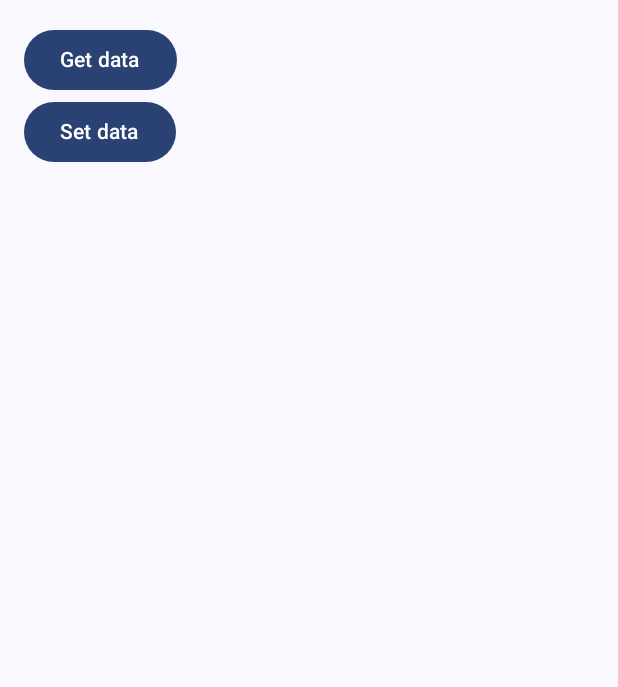
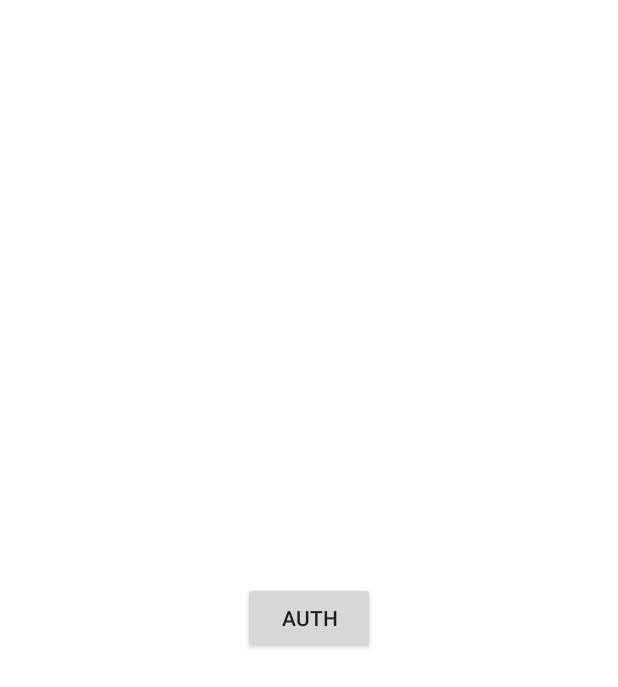
Before and after one commit to mkikets99/LNTU-Messeger-Project, an Android app built with Jetpack Compose: the screen it shows after launch (MainActivity), on a phone screen of 412 x 824 dp. Shown: the top 687 px of the screen. Run offline under Robolectric (Android 15) with nearby library versions, the phone set to English and light mode, and no system bars.

Commit message:
Adapt to xml

```diff
--- a/app/src/main/AndroidManifest.xml
+++ b/app/src/main/AndroidManifest.xml
@@ -16,7 +16,9 @@
             android:name=".MainActivity"
             android:exported="true"
             android:label="@string/title_activity_main"
-            android:theme="@style/Theme.LNTUMessengerProject">
+            android:screenOrientation="portrait"
+            android:theme="@style/Theme.LNTUMessengerProject"
+            tools:ignore="DiscouragedApi,LockedOrientationActivity">
             <intent-filter>
                 <action android:name="android.intent.action.MAIN" />
 
--- a/app/src/main/java/com/github/mkikets99/lntumessengerproject/MainActivity.kt
+++ b/app/src/main/java/com/github/mkikets99/lntumessengerproject/MainActivity.kt
@@ -2,75 +2,26 @@ package com.github.mkikets99.lntumessengerproject
 
 import android.os.Bundle
 import androidx.activity.ComponentActivity
-import androidx.activity.compose.setContent
 import androidx.activity.enableEdgeToEdge
-import androidx.compose.foundation.layout.Column
-import androidx.compose.foundation.layout.fillMaxSize
-import androidx.compose.foundation.layout.padding
-import androidx.compose.material3.Button
-import androidx.compose.material3.Scaffold
-import androidx.compose.material3.Text
-import androidx.compose.runtime.Composable
-import androidx.compose.ui.Modifier
-import androidx.compose.ui.tooling.preview.Preview
-import androidx.compose.ui.unit.dp
-import androidx.lifecycle.viewmodel.compose.viewModel
-import com.github.mkikets99.lntumessengerproject.ui.theme.LNTUMessengerProjectTheme
 
 class MainActivity : ComponentActivity() {
     override fun onCreate(savedInstanceState: Bundle?) {
         super.onCreate(savedInstanceState)
         enableEdgeToEdge()
-        setContent {
-            LNTUMessengerProjectTheme {
-                Scaffold(modifier = Modifier.fillMaxSize()) { innerPadding ->
-//                    Greeting(
-//                        name = "Android",
-//                        modifier = Modifier.padding(innerPadding)
-//                    )
-                    TestMessenger(Modifier.padding(innerPadding))
-                }
-            }
-        }
+        setContentView(R.layout.authorization_layout)
+//        setContent {
+//            LNTUMessengerProjectTheme {
+//                Scaffold(modifier = Modifier.fillMaxSize()) { innerPadding ->
+////                    Greeting(
+////                        name = "Android",
+////                        modifier = Modifier.padding(innerPadding)
+////                    )
+//                    TestMessenger(Modifier.padding(innerPadding))
+//                }
+//            }
+//        }
 //        test(param1 = "MyName") {
 //            Log.d("MyTag","")
 //        }
     }
 }
-
-@Composable
-fun TestMessenger(
-    modifier: Modifier = Modifier,
-    gameViewModel: MainViewModel = viewModel()
-) {
-
-    Column(modifier = modifier.padding(16.dp)) {
-        Button(onClick = {
-            gameViewModel.getData()
-        }) {
-            Text(text = "Get data")
-        }
-
-        Button(onClick = {
-            gameViewModel.setData()
-        }) {
-            Text(text = "Set data")
-        }
-    }
-}
-
-@Composable
-fun Greeting(name: String, modifier: Modifier = Modifier) {
-    Text(
-        text = "Hello $name!",
-        modifier = modifier
-    )
-}
-
-@Preview(showBackground = true)
-@Composable
-fun GreetingPreview() {
-    LNTUMessengerProjectTheme {
-        Greeting("Android")
-    }
-}
```
